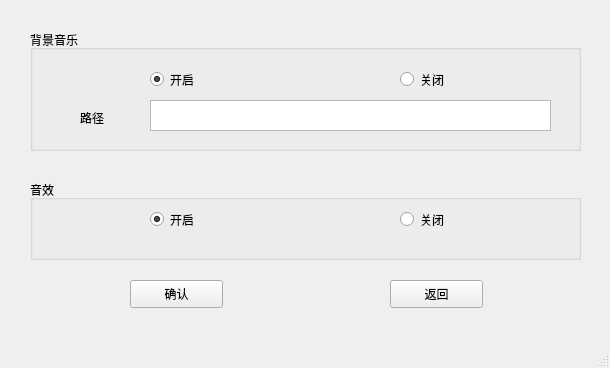
Qt form cmusicdlg.ui (wgananh/Formal_Brmal_Bejeweled) before a commit.
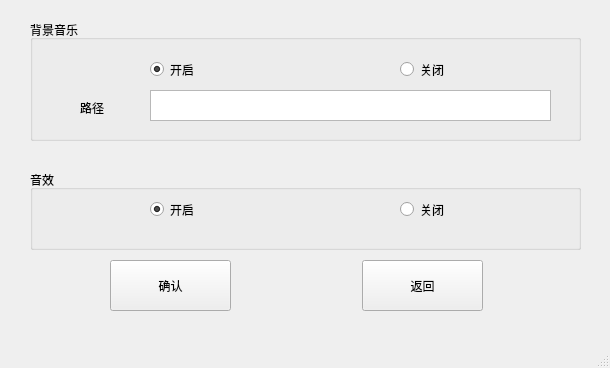
The same form after that commit. Icons and pictures are not drawn.

What changed in the file:
```diff
--- a/cmusicdlg.ui
+++ b/cmusicdlg.ui
@@ -18,11 +18,14 @@
     <property name="geometry">
      <rect>
       <x>30</x>
-      <y>30</y>
+      <y>20</y>
       <width>551</width>
       <height>121</height>
      </rect>
     </property>
+    <property name="styleSheet">
+     <string notr="true">font: 9pt &quot;微软雅黑&quot;;</string>
+    </property>
     <property name="title">
      <string>背景音乐</string>
     </property>
@@ -83,11 +86,14 @@
     <property name="geometry">
      <rect>
       <x>30</x>
-      <y>180</y>
+      <y>170</y>
       <width>551</width>
       <height>80</height>
      </rect>
     </property>
+    <property name="styleSheet">
+     <string notr="true">font: 9pt &quot;微软雅黑&quot;;</string>
+    </property>
     <property name="title">
      <string>音效</string>
     </property>
@@ -124,12 +130,16 @@
    <widget class="QPushButton" name="Button_exit">
     <property name="geometry">
      <rect>
-      <x>390</x>
-      <y>280</y>
-      <width>93</width>
-      <height>28</height>
+      <x>362</x>
+      <y>260</y>
+      <width>121</width>
+      <height>51</height>
      </rect>
     </property>
+    <property name="styleSheet">
+     <string notr="true">border-image: url(:/new/picture/pushbotton_background.png);
+font: 75 10pt &quot;微软雅黑&quot;;</string>
+    </property>
     <property name="text">
      <string>返回</string>
     </property>
@@ -137,12 +147,16 @@
    <widget class="QPushButton" name="Button_sure">
     <property name="geometry">
      <rect>
-      <x>130</x>
-      <y>280</y>
-      <width>93</width>
-      <height>28</height>
+      <x>110</x>
+      <y>260</y>
+      <width>121</width>
+      <height>51</height>
      </rect>
     </property>
+    <property name="styleSheet">
+     <string notr="true">border-image: url(:/new/picture/pushbotton_background.png);
+font: 75 10pt &quot;微软雅黑&quot;;</string>
+    </property>
     <property name="text">
      <string>确认</string>
     </property>
```
